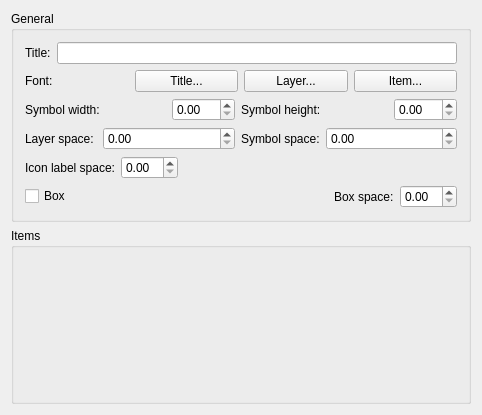
Before: the Qt Designer form src/ui/qgscomposerlegendwidgetbase.ui in stopa85/Quantum-GIS, drawn with Qt 5.
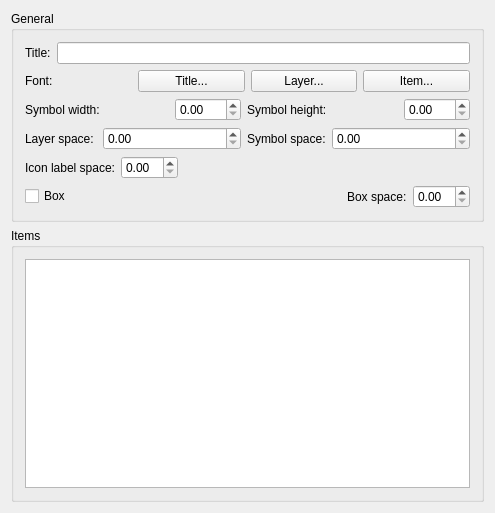
After: the same form once the commit is applied.

Diff of the .ui file:
```diff
--- a/src/ui/qgscomposerlegendwidgetbase.ui
+++ b/src/ui/qgscomposerlegendwidgetbase.ui
@@ -5,8 +5,8 @@
    <rect>
     <x>0</x>
     <y>0</y>
-    <width>482</width>
-    <height>415</height>
+    <width>495</width>
+    <height>513</height>
    </rect>
   </property>
   <property name="sizePolicy" >
@@ -18,7 +18,7 @@
   <property name="windowTitle" >
    <string>Barscale Options</string>
   </property>
-  <layout class="QGridLayout" >
+  <layout class="QGridLayout" name="gridLayout_2" >
    <item row="0" column="0" >
     <widget class="QGroupBox" name="mGeneralGroupBox" >
      <property name="title" >
@@ -190,6 +190,11 @@
      <property name="title" >
       <string>Items</string>
      </property>
+     <layout class="QGridLayout" name="gridLayout" >
+      <item row="0" column="0" >
+       <widget class="QTreeView" name="mItemTreeView" />
+      </item>
+     </layout>
     </widget>
    </item>
   </layout>
```
Left out of the diff: 4 changed lines with no effect on the pictures.
